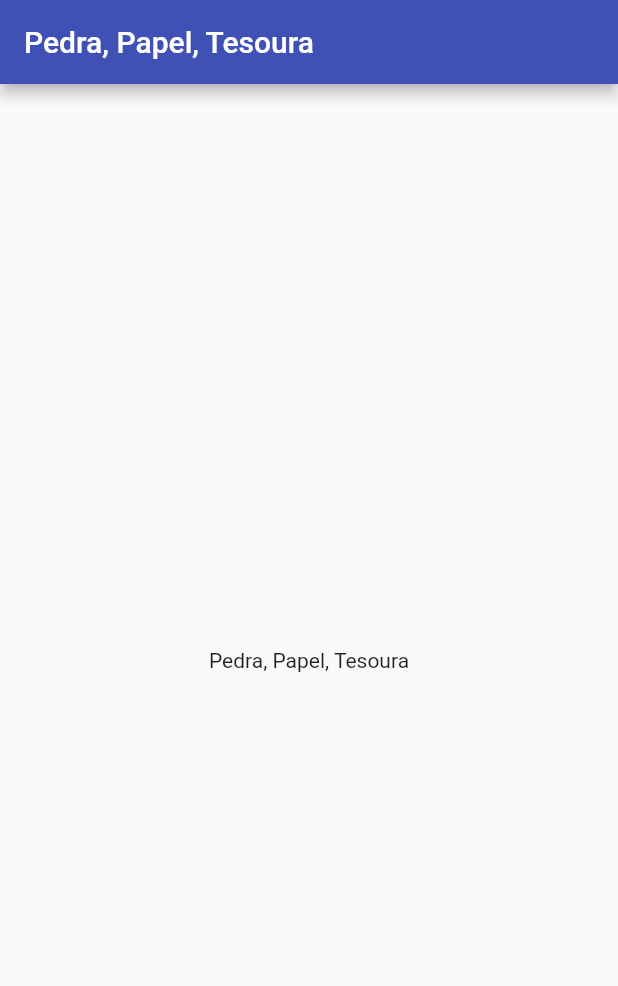
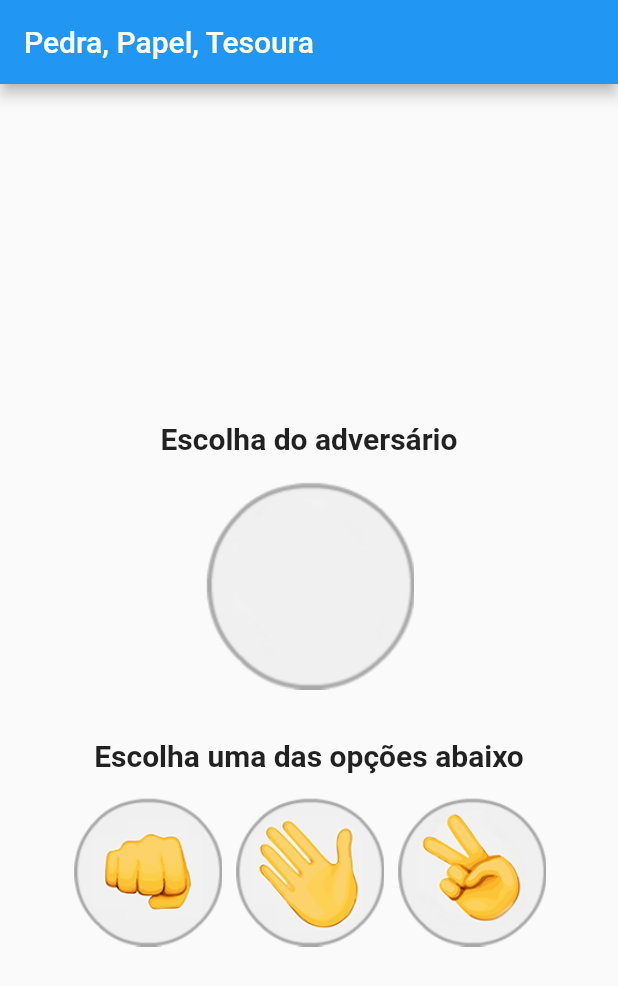
Before and after one commit to estelson/pedra_papel_tesoura, a Flutter app: the screen it shows after launch, on a phone screen of 412 x 824 dp. Shown: the top 986 px of the screen. Run offline on Flutter 3.47's test engine with Material 2 defaults, Android fonts, the phone set to English and light mode, and no system bars.

Commit message:
Criando a interface do app

```diff
--- /dev/null
+++ b/lib/jogo.dart
@@ -0,0 +1,65 @@
+import 'package:flutter/material.dart';
+
+class Jogo extends StatefulWidget {
+  const Jogo({Key? key}) : super(key: key);
+
+  @override
+  State<Jogo> createState() => _JogoState();
+}
+
+class _JogoState extends State<Jogo> {
+  @override
+  Widget build(BuildContext context) {
+    return Scaffold(
+      appBar: AppBar(
+        title: const Text("Pedra, Papel, Tesoura"),
+      ),
+      body: SafeArea(
+        child: Center(
+          child: SingleChildScrollView(
+            physics: const BouncingScrollPhysics(),
+            child: Column(
+              crossAxisAlignment: CrossAxisAlignment.center,
+              mainAxisAlignment: MainAxisAlignment.spaceAround,
+              children: [
+                const Padding(
+                  padding: EdgeInsets.only(top: 32, bottom: 16),
+                  child: Text(
+                    "Escolha do adversário",
+                    textAlign: TextAlign.center,
+                    style: TextStyle(
+                      fontSize: 20,
+                      fontWeight: FontWeight.bold,
+                    ),
+                  ),
+                ),
+                Image.asset("assets/images/padrao.png"),
+                const Padding(
+                  padding: EdgeInsets.only(top: 32, bottom: 16),
+                  child: Text(
+                    "Escolha uma das opções abaixo",
+                    textAlign: TextAlign.center,
+                    style: TextStyle(
+                      fontSize: 20,
+                      fontWeight: FontWeight.bold,
+                    ),
+                  ),
+                ),
+                Row(
+                  mainAxisAlignment: MainAxisAlignment.center,
+                  children: [
+                    Image.asset("assets/images/pedra.png", height: 100, width: 100),
+                    const SizedBox(width: 8),
+                    Image.asset("assets/images/papel.png", height: 100, width: 100),
+                    const SizedBox(width: 8),
+                    Image.asset("assets/images/tesoura.png", height: 100, width: 100),
+                  ],
+                )
+              ],
+            ),
+          ),
+        ),
+      ),
+    );
+  }
+}
--- a/lib/main.dart
+++ b/lib/main.dart
@@ -1,4 +1,5 @@
 import 'package:flutter/material.dart';
+import 'package:pedra_papel_tesoura/jogo.dart';
 
 void main() {
   runApp(const MyApp());
@@ -9,48 +10,9 @@ class MyApp extends StatelessWidget {
 
   @override
   Widget build(BuildContext context) {
-    return MaterialApp(
+    return const MaterialApp(
       debugShowCheckedModeBanner: false,
-      title: 'Pedra, Papel, Tesoura',
-      theme: ThemeData(
-        primarySwatch: Colors.indigo,
-      ),
-      home: const MyHomePage(title: 'Pedra, Papel, Tesoura'),
+      home: Jogo(),
     );
   }
 }
-
-class MyHomePage extends StatefulWidget {
-  const MyHomePage({super.key, required this.title});
-
-  final String title;
-
-  @override
-  State<MyHomePage> createState() => _MyHomePageState();
-}
-
-class _MyHomePageState extends State<MyHomePage> {
-  @override
-  Widget build(BuildContext context) {
-    return Scaffold(
-      appBar: AppBar(
-        title: Text(widget.title),
-      ),
-      body: const SafeArea(
-        child: Center(
-          child: SingleChildScrollView(
-            physics: BouncingScrollPhysics(),
-            child: Column(
-              mainAxisAlignment: MainAxisAlignment.center,
-              children: [
-                Text(
-                  'Pedra, Papel, Tesoura',
-                ),
-              ],
-            ),
-          ),
-        ),
-      ),
-    );
-  }
-}
```
